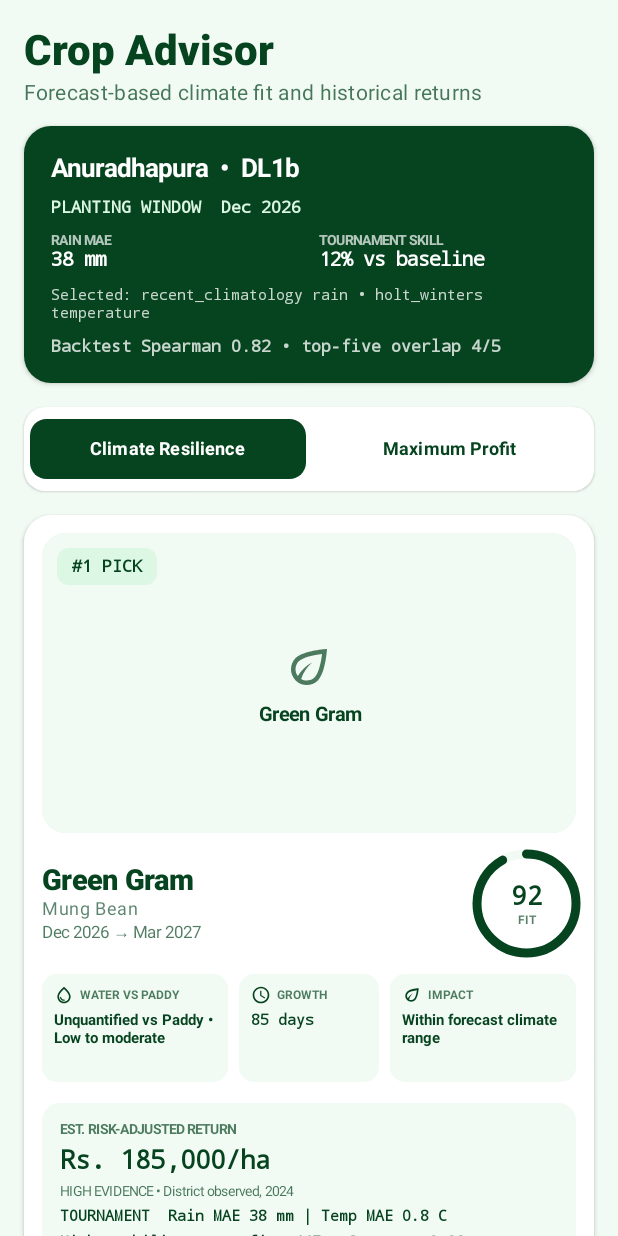
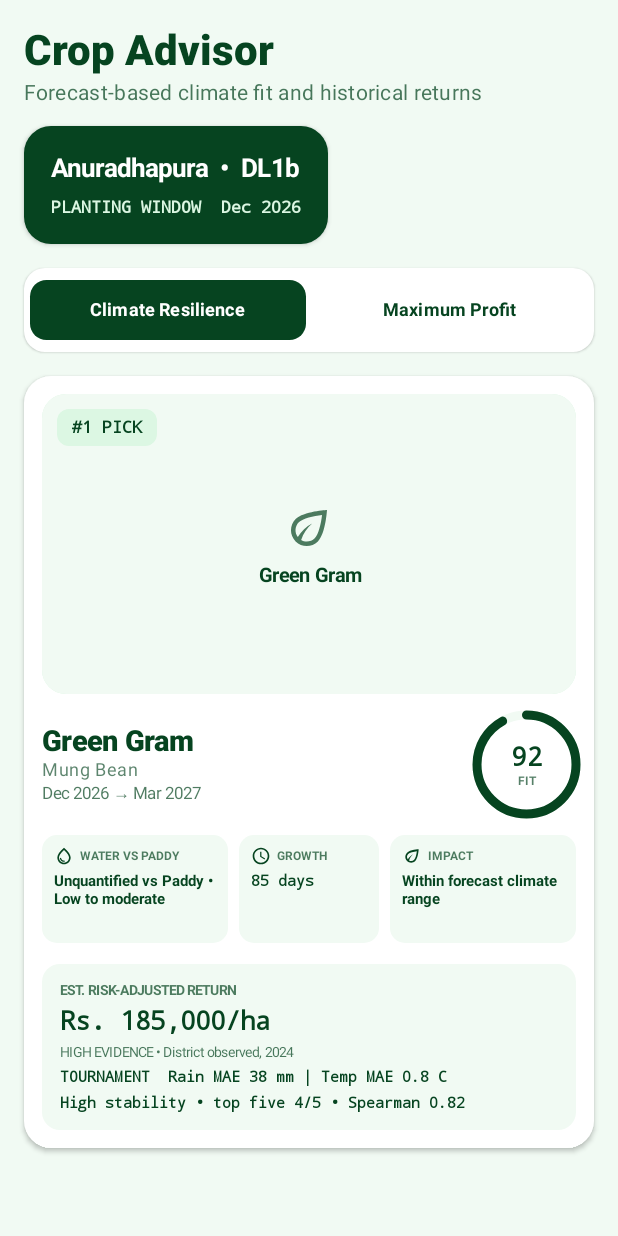
Before and after one commit to rashmika-prabod/nasa-crop-monitor, an Android app built with Jetpack Compose: the @Preview function CropAdvisorScreenPreview, on a phone screen of 412 x 824 dp. Run offline under Robolectric (Android 15) with nearby library versions, the phone set to English and light mode, and no system bars; pictures from the network do not load.

Commit message:
feat(ui):Simplify Crop Advisor result header

```diff
--- a/frontend/app/src/main/java/com/cropexpert/app/ui/cropadvisor/CropAdvisorScreen.kt
+++ b/frontend/app/src/main/java/com/cropexpert/app/ui/cropadvisor/CropAdvisorScreen.kt
@@ -299,66 +299,8 @@ private fun ContextHeader(response: CropRecommendationResponse) {
                     fontFamily = FontFamily.Monospace,
                     fontWeight = FontWeight.Black
                 )
-                response.fieldAreaHa?.let { area ->
-                    Text(
-                        text = "FIELD-AREA SAMPLE  ${area.format(2)} ha · ${response.samplingBasis.orEmpty()}",
-                        color = Color.White.copy(alpha = 0.82f),
-                        fontSize = 11.sp,
-                        fontFamily = FontFamily.Monospace
-                    )
-                }
-                Row(horizontalArrangement = Arrangement.spacedBy(14.dp)) {
-                    MaeMetric(
-                        label = "RAIN MAE",
-                        value = response.rainfallMaeMm?.let { "${it.format(0)} mm" } ?: "N/A",
-                        modifier = Modifier.weight(1f)
-                    )
-                    MaeMetric(
-                        label = "TOURNAMENT SKILL",
-                        value = response.rainfallSkillVsClimatology?.let {
-                            "${(it * 100).format(0)}% vs baseline"
-                        } ?: "N/A",
-                        modifier = Modifier.weight(1f)
-                    )
-                }
-                Text(
-                    text = "Selected: ${response.rainfallModel} rain • ${response.temperatureModel} temperature",
-                    color = Color.White.copy(alpha = 0.78f),
-                    fontSize = 10.sp,
-                    fontFamily = FontFamily.Monospace
-                )
-                response.suitabilityRankCorrelation?.let { correlation ->
-                    Text(
-                        text = "Backtest Spearman ${correlation.format(2)} • top-five overlap ${response.topFiveOverlap ?: 0}/5",
-                        color = Color.White.copy(alpha = 0.78f),
-                        fontSize = 11.sp,
-                        fontFamily = FontFamily.Monospace,
-                        fontWeight = FontWeight.Bold
-                    )
-                }
             }
         }
-    }
-}
-
-@Composable
-private fun MaeMetric(label: String, value: String, modifier: Modifier = Modifier) {
-    Column(modifier = modifier) {
-        Text(
-            text = label,
-            color = Color.White.copy(alpha = 0.7f),
-            fontSize = 9.sp,
-            fontWeight = FontWeight.Bold
-        )
-        Text(
-            text = value,
-            color = Color.White,
-            fontSize = 13.sp,
-            fontFamily = FontFamily.Monospace,
-            fontWeight = FontWeight.Black,
-            maxLines = 1,
-            overflow = TextOverflow.Ellipsis
-        )
     }
 }
 
```
